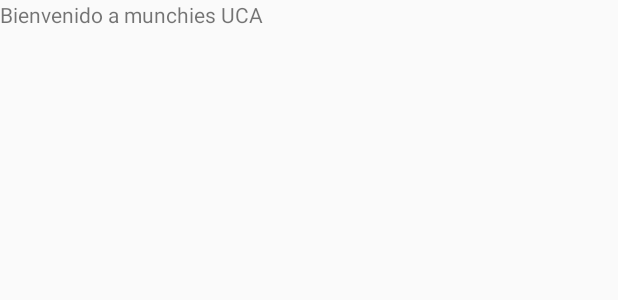
After one commit to uca-isti/android-0204-2-20171C, an Android app: the layout fragment_home.xml on its own in the app's theme, with its tools: preview values and no code run, on a phone screen of 412 x 824 dp. The commit adds this screen. Shown: the top 300 px of the screen. Run offline under Robolectric (Android 15) with nearby library versions, the phone set to English and light mode, and no system bars.

Commit message:
Fragments navigation

```diff
--- a/android-0204-2-20171C/app/build.gradle
+++ b/android-0204-2-20171C/app/build.gradle
@@ -26,5 +26,6 @@ dependencies {
     })
     compile 'com.android.support:appcompat-v7:25.2.0'
     compile 'com.android.support:design:25.2.0'
+    compile 'com.android.support:support-v4:25.2.0'
     testCompile 'junit:junit:4.12'
 }
--- /dev/null
+++ b/android-0204-2-20171C/app/src/main/res/layout/fragment_home.xml
@@ -0,0 +1,13 @@
+<FrameLayout xmlns:android="http://schemas.android.com/apk/res/android"
+    xmlns:tools="http://schemas.android.com/tools"
+    android:layout_width="match_parent"
+    android:layout_height="match_parent"
+    tools:context="uca.apps.isi.munchisuca.fragments.HomeFragment">
+
+    <!-- TODO: Update blank fragment layout -->
+    <TextView
+        android:layout_width="match_parent"
+        android:layout_height="match_parent"
+        android:text="Bienvenido a munchies UCA" />
+
+</FrameLayout>
--- a/android-0204-2-20171C/app/src/main/res/values/strings.xml
+++ b/android-0204-2-20171C/app/src/main/res/values/strings.xml
@@ -5,4 +5,9 @@
     <string name="navigation_drawer_close">Close navigation drawer</string>
 
     <string name="action_settings">Settings</string>
+
+    <string name="configuratiions">Configuraciones</string>
+
+    <!-- TODO: Remove or change this placeholder text -->
+    <string name="hello_blank_fragment">Hello blank fragment</string>
 </resources>
```
Also changed, not shown: android-0204-2-20171C/app/src/main/java/uca/apps/isi/munchisuca/MainActivity.java (+29 -0 lines), android-0204-2-20171C/app/src/main/java/uca/apps/isi/munchisuca/fragments/HomeFragment.java (added, +30 -0 lines), android-0204-2-20171C/app/src/main/java/uca/apps/isi/munchisuca/fragments/LocationFragment.java (added, +30 -0 lines), android-0204-2-20171C/app/src/main/res/layout/content_main.xml (+4 -4 lines), android-0204-2-20171C/app/src/main/res/layout/fragment_location.xml (added, +13 -0 lines).
